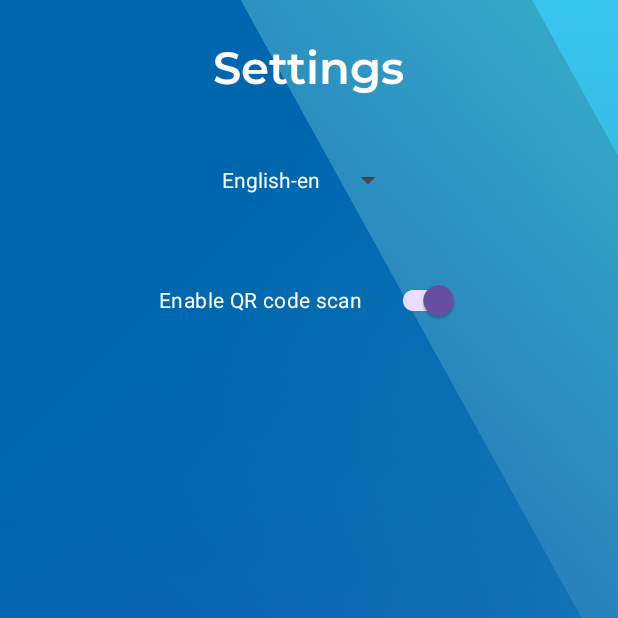
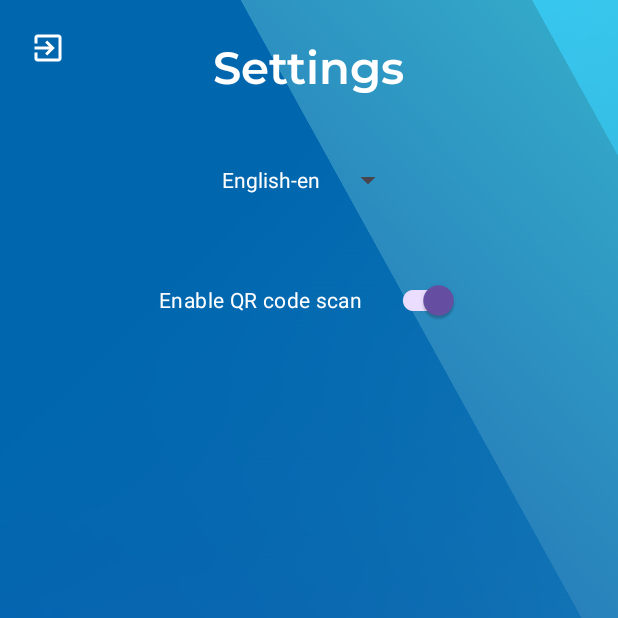
Before and after one commit to AnejBradacVranc/TaskOne, an Android app: the screen it shows after launch (SettingsActivity), after a tap on "Settings", on a phone screen of 412 x 824 dp, the top half of it. Run offline under Robolectric (Android 15) with nearby library versions, the phone set to English and light mode, and no system bars; our stand-ins replace Timber; libraries missing offline, so code that uses them is left out: com.yariksoffice.lingver; 1 statement that could not run was skipped.

Commit message:
Added correct statistics functionality. Used ProcessLyfeOwner and listened for onPause event in MyApplication. Added fine details like buttons and display of ID in info activity_info.xml

```diff
--- a/app/build.gradle.kts
+++ b/app/build.gradle.kts
@@ -37,6 +37,7 @@ android {
 }
 
 dependencies {
+
     implementation("com.github.YarikSOffice:lingver:1.3.0")
     implementation(project(mapOf("path" to ":myLib")))
     implementation ("com.jakewharton.timber:timber:5.0.1")
@@ -49,4 +50,6 @@ dependencies {
     testImplementation("junit:junit:4.13.2")
     androidTestImplementation("androidx.test.ext:junit:1.1.5")
     androidTestImplementation("androidx.test.espresso:espresso-core:3.5.1")
+    implementation ("androidx.lifecycle:lifecycle-process:2.6.2")
+
 }
--- a/app/src/main/java/com/example/taskone/AddPlayerActivity.kt
+++ b/app/src/main/java/com/example/taskone/AddPlayerActivity.kt
@@ -8,14 +8,12 @@ import android.net.Uri
 import android.os.Bundle
 import android.os.VibrationEffect
 import android.os.Vibrator
-import android.view.HapticFeedbackConstants
 import android.widget.EditText
 import android.widget.Toast
 import androidx.activity.result.contract.ActivityResultContracts
 import androidx.appcompat.app.AppCompatActivity
 import androidx.core.view.isVisible
 import com.example.taskone.databinding.ActivityAddPlayerBinding
-import timber.log.Timber
 import java.math.BigDecimal
 
 class AddPlayerActivity : AppCompatActivity() {
@@ -152,8 +150,4 @@ class AddPlayerActivity : AppCompatActivity() {
         sharedPref = getSharedPreferences( MY_SP, Context.MODE_PRIVATE)
     }
 
-    override fun onPause() {
-        super.onPause()
-        app.activityPaused()
-    }
 }
--- a/app/src/main/java/com/example/taskone/MainActivity.kt
+++ b/app/src/main/java/com/example/taskone/MainActivity.kt
@@ -5,12 +5,9 @@ import android.content.Intent
 import android.content.SharedPreferences
 import androidx.appcompat.app.AppCompatActivity
 import android.os.Bundle
-import android.util.Log
 import androidx.activity.result.contract.ActivityResultContracts
 import androidx.core.view.isVisible
-import com.example.tableTennis.Location
 import com.example.tableTennis.Player
-import com.example.tableTennis.TableTennisClub
 import com.example.taskone.databinding.ActivityMainBinding
 
 class MainActivity : AppCompatActivity() {
@@ -48,19 +45,16 @@ class MainActivity : AppCompatActivity() {
         app = application as MyApplication
         binding = ActivityMainBinding.inflate(layoutInflater)
         setContentView(binding.root)
+
         initShared()
 
-        StatisticUtils.incrementCount(sharedPref,"MainActivityOpenCount")
         binding.addedPname.isVisible = false
-
         binding.addPlayerBtn.setOnClickListener {onOpenAddPlayerActivity(it) }
-
         binding.infoButtonMain.setOnClickListener{onOpenInfoActivity(it) }
-
         binding.exitButtonMain.setOnClickListener { finish() }
-
         binding.settingsButton.setOnClickListener {  onOpenSettingsActivity(it)}
 
+        StatisticUtils.incrementCount(sharedPref,"MainActivityOpenCount")
     }
 
     private fun onOpenAddPlayerActivity(view : android.view.View){
@@ -80,10 +74,5 @@ class MainActivity : AppCompatActivity() {
         sharedPref = getSharedPreferences( MY_SP, Context.MODE_PRIVATE)
     }
 
-    override fun onPause() {
-        super.onPause()
-        app.activityPaused()
-    }
-
 
 }
--- a/app/src/main/java/com/example/taskone/MyApplication.kt
+++ b/app/src/main/java/com/example/taskone/MyApplication.kt
@@ -3,6 +3,8 @@ import android.app.Application
 import android.content.Context
 import android.content.SharedPreferences
 import android.content.pm.ApplicationInfo
+import androidx.lifecycle.DefaultLifecycleObserver
+import androidx.lifecycle.LifecycleOwner
 import com.example.tableTennis.Location
 import com.example.tableTennis.TableTennisClub
 import com.google.gson.Gson
@@ -11,10 +13,13 @@ import org.apache.commons.io.FileUtils
 import timber.log.Timber
 import java.io.File
 import java.io.IOException
+import androidx.lifecycle.ProcessLifecycleOwner
+import java.util.UUID
+
 
 const val SERIALIZATION_FILE = "serializationObjects.json"
 const val MY_SP = "sharedPreferences.data"
-class MyApplication: Application() {
+class MyApplication: Application(){
 
     lateinit var tableTennisClub : TableTennisClub
     private lateinit var sharedPref: SharedPreferences
@@ -22,11 +27,10 @@ class MyApplication: Application() {
     private lateinit var file: File
 
     private var isDebuggable = false
-    private var countAppOpen = 0
     override fun onCreate() {
 
         super.onCreate()
-        Lingver.init(this)
+
         isDebuggable = 0 != applicationInfo.flags and ApplicationInfo.FLAG_DEBUGGABLE
 
         if(isDebuggable)
@@ -34,8 +38,17 @@ class MyApplication: Application() {
 
         gson = Gson()
         file = File(filesDir, SERIALIZATION_FILE)
-        Timber.d("File name path ${file.path}")
+        Lingver.init(this)
+
+        ProcessLifecycleOwner.get().lifecycle.addObserver(object: DefaultLifecycleObserver{
+            override fun onPause(owner: LifecycleOwner) {
+                StatisticUtils.incrementCount(sharedPref,"AppBackgroundCount")
+                super.onPause(owner)
+            }
+        })
+
         initShared()
+        setAppID()
         initData()
 
         StatisticUtils.incrementCount(sharedPref,"AppOpenCount")
@@ -64,8 +77,10 @@ class MyApplication: Application() {
         }
     }
 
-    fun activityPaused() {
-        StatisticUtils.incrementCount(sharedPref,"AppBackgroundCount")
+    private fun setAppID(){
+        if (!SharedPreferencesUtils.containsID(sharedPref, "AppID"))
+            SharedPreferencesUtils.saveID(sharedPref, "AppID", UUID.randomUUID().toString().replace("-", ""))
+
+        Timber.d("ID of app is ${SharedPreferencesUtils.getID(sharedPref, "AppID")}")
     }
-
 }
--- a/app/src/main/java/com/example/taskone/SettingsActivity.kt
+++ b/app/src/main/java/com/example/taskone/SettingsActivity.kt
@@ -7,6 +7,7 @@ import android.view.View
 import android.widget.AdapterView
 import android.widget.ArrayAdapter
 import android.widget.Spinner
+import android.widget.Switch
 import androidx.appcompat.app.AppCompatActivity
 import androidx.appcompat.widget.SwitchCompat
 import com.example.taskone.databinding.ActivitySettingsBinding
@@ -30,28 +31,23 @@ class SettingsActivity : AppCompatActivity(), AdapterView.OnItemSelectedListener
         binding = ActivitySettingsBinding.inflate(layoutInflater)
         setContentView(binding.root)
 
-        val settingsDropdownSpinner: Spinner = binding.settingsLanguagesDropdown
-        val enableQRSwitcher: SwitchCompat = binding.enableQrSwitch
-
         initShared()
 
+        initSpinner(binding.settingsLanguagesDropdown)
+
+        initSwitch(binding.qrSwitch)
+
+        binding.exitButtonSettings.setOnClickListener { finish() }
+
         StatisticUtils.incrementCount(sharedPref,"SettingsActivityOpenCount")
-
-        if (!SharedPreferencesUtils.containsID(sharedPref, "AppID"))
-            SharedPreferencesUtils.saveID(sharedPref, "AppID", UUID.randomUUID().toString().replace("-", ""))
-
-        Timber.d("ID of app is ${SharedPreferencesUtils.getID(sharedPref, "AppID")}")
-
-        initSpinner(settingsDropdownSpinner)
-
-        enableQRSwitcher.isChecked = sharedPref.getBoolean("QR_Enabled", true)
-        settingsDropdownSpinner.setSelection(sharedPref.getInt("CurrentLanguageIndex", 0))
-
-        enableQRSwitcher.setOnCheckedChangeListener { _, isChecked ->
-            SharedPreferencesUtils.saveID(sharedPref, "QR_Enabled", isChecked)
-        }
     }
 
+    private fun initSwitch(switch: SwitchCompat){
+
+        switch.isChecked = sharedPref.getBoolean("QR_Enabled", true) //Get checked state from shared prefs
+
+        switch.setOnCheckedChangeListener { _, isChecked -> SharedPreferencesUtils.saveID(sharedPref, "QR_Enabled", isChecked) } //Changing qrDisplay in sharedPrefs
+    }
     private fun initSpinner(spinner: Spinner){
 
         spinner.onItemSelectedListener = this
@@ -63,6 +59,8 @@ class SettingsActivity : AppCompatActivity(), AdapterView.OnItemSelectedListener
             arrayAdapter.setDropDownViewResource(android.R.layout.simple_spinner_dropdown_item)
             spinner.adapter = arrayAdapter
         }
+
+        spinner.setSelection(sharedPref.getInt("CurrentLanguageIndex", 0)) //Set displayed item from shared prefs
     }
     private fun initShared() {
         sharedPref = getSharedPreferences(MY_SP, Context.MODE_PRIVATE)
@@ -81,8 +79,4 @@ class SettingsActivity : AppCompatActivity(), AdapterView.OnItemSelectedListener
     }
     override fun onNothingSelected(parent: AdapterView<*>) {}
 
-    override fun onPause() {
-        super.onPause()
-        app.activityPaused()
-    }
 }
--- a/app/src/main/res/layout/activity_settings.xml
+++ b/app/src/main/res/layout/activity_settings.xml
@@ -22,7 +22,7 @@
         app:layout_constraintTop_toTopOf="parent" />
 
     <androidx.appcompat.widget.SwitchCompat
-        android:id="@+id/enable_qr_switch"
+        android:id="@+id/qr_switch"
         android:layout_width="200dp"
         android:layout_height="wrap_content"
         android:layout_marginTop="32dp"
@@ -42,4 +42,12 @@
         app:layout_constraintEnd_toEndOf="parent"
         app:layout_constraintStart_toStartOf="parent"
         app:layout_constraintTop_toBottomOf="@+id/settings_title" />
+
+    <ImageButton
+        android:id="@+id/exit_button_settings"
+        android:contentDescription="@string/exit"
+        style="@style/NavigationExitButton"
+        app:layout_constraintStart_toStartOf="parent"
+        app:layout_constraintTop_toTopOf="parent"
+        app:srcCompat="@drawable/baseline_exit_icon" />
 </androidx.constraintlayout.widget.ConstraintLayout>
--- a/app/src/main/res/values/strings.xml
+++ b/app/src/main/res/values/strings.xml
@@ -20,6 +20,7 @@
     <string name="membership_price_plchldr">Membership price: %s</string>
     <string name="name_surname_plchldr">Name and surname: %s</string>
     <string name="local_ranking_plchldr">Local ranking: %s</string>
+    <string name="app_id_plchldr" translatable="false">%s</string>
     <string name="test">Test</string>
     <string name="english_en">English-en</string>
     <string name="german_de">German-de</string>
```
Also changed, not shown: app/src/main/java/com/example/taskone/InfoActivity.kt (+3 -4 lines), app/src/main/res/layout/activity_info.xml (+16 -3 lines).
